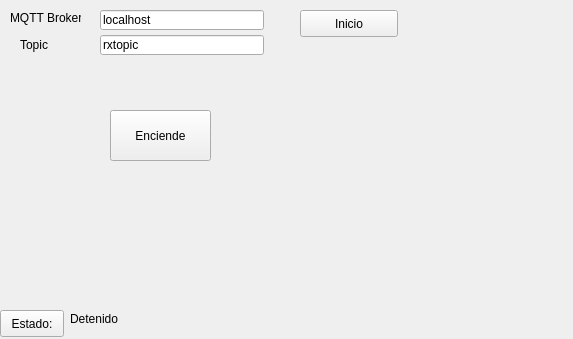
First picture: the form in guipanel.ui, repository jeacelo/test_qt, before the edit.
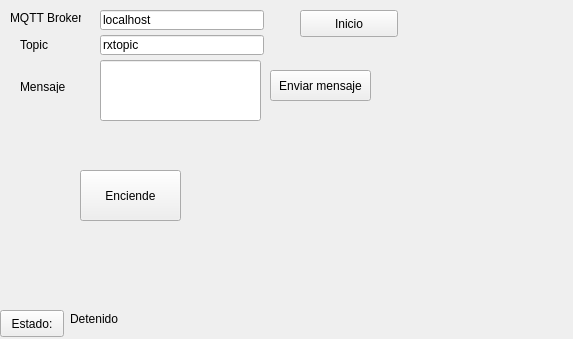
Second picture: the form after the edit.

Commit message: Añadida opcion de enviar mensaje introducido en casilla de texto

The edit to the form file:
```diff
--- a/guipanel.ui
+++ b/guipanel.ui
@@ -107,8 +107,8 @@
   <widget class="QPushButton" name="pushButton_2">
    <property name="geometry">
     <rect>
-     <x>110</x>
-     <y>110</y>
+     <x>80</x>
+     <y>170</y>
      <width>101</width>
      <height>51</height>
     </rect>
@@ -120,6 +120,42 @@
     <bool>true</bool>
    </property>
   </widget>
+  <widget class="QLineEdit" name="message">
+   <property name="geometry">
+    <rect>
+     <x>100</x>
+     <y>60</y>
+     <width>161</width>
+     <height>61</height>
+    </rect>
+   </property>
+  </widget>
+  <widget class="QPushButton" name="pushButton_3">
+   <property name="geometry">
+    <rect>
+     <x>270</x>
+     <y>70</y>
+     <width>101</width>
+     <height>31</height>
+    </rect>
+   </property>
+   <property name="text">
+    <string>Enviar mensaje</string>
+   </property>
+  </widget>
+  <widget class="QLabel" name="label_3">
+   <property name="geometry">
+    <rect>
+     <x>20</x>
+     <y>80</y>
+     <width>47</width>
+     <height>13</height>
+    </rect>
+   </property>
+   <property name="text">
+    <string>Mensaje</string>
+   </property>
+  </widget>
  </widget>
  <layoutdefault spacing="6" margin="11"/>
  <tabstops>
```
The commit also changes 2 other files.
